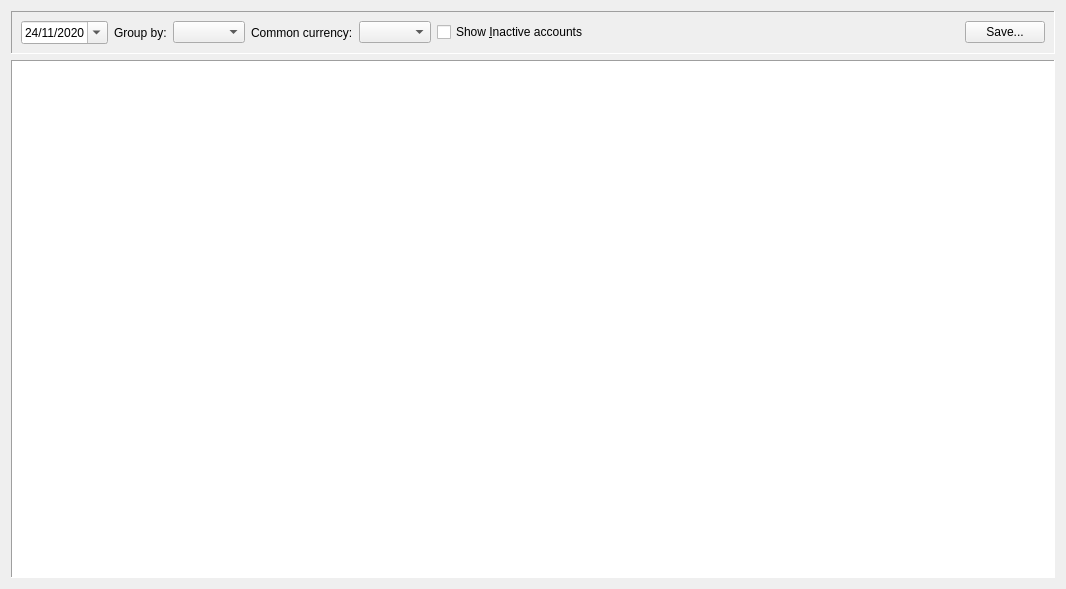
This is jal/ui/reports/portfolio_report.ui in titov-vv/jal as Qt 5 draws it before an edit. The edited form follows.
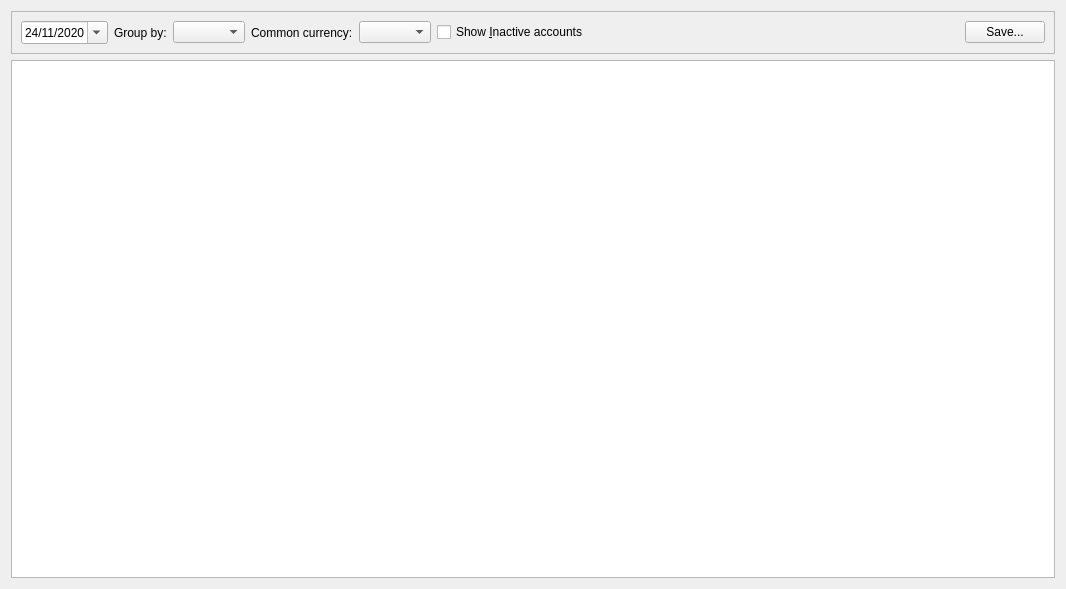
This is the edited form. Custom widgets are drawn as their Qt base class.

Commit message: Widget sizes, frame styles and icon colors from Qt and the palette instead of hard-coded.

```diff
--- a/jal/ui/reports/portfolio_report.ui
+++ b/jal/ui/reports/portfolio_report.ui
@@ -17,10 +17,7 @@
    <item>
     <widget class="QFrame" name="PortfolioParamsFrame">
      <property name="frameShape">
-      <enum>QFrame::Shape::Panel</enum>
-     </property>
-     <property name="frameShadow">
-      <enum>QFrame::Shadow::Sunken</enum>
+      <enum>QFrame::Shape::StyledPanel</enum>
      </property>
      <layout class="QHBoxLayout" name="horizontalLayout_8">
       <item>
@@ -136,9 +133,6 @@
    </item>
    <item>
     <widget class="QTreeView" name="PortfolioTreeView">
-     <property name="frameShape">
-      <enum>QFrame::Shape::Panel</enum>
-     </property>
      <property name="alternatingRowColors">
       <bool>true</bool>
      </property>
```
The commit also changes 71 other files.
